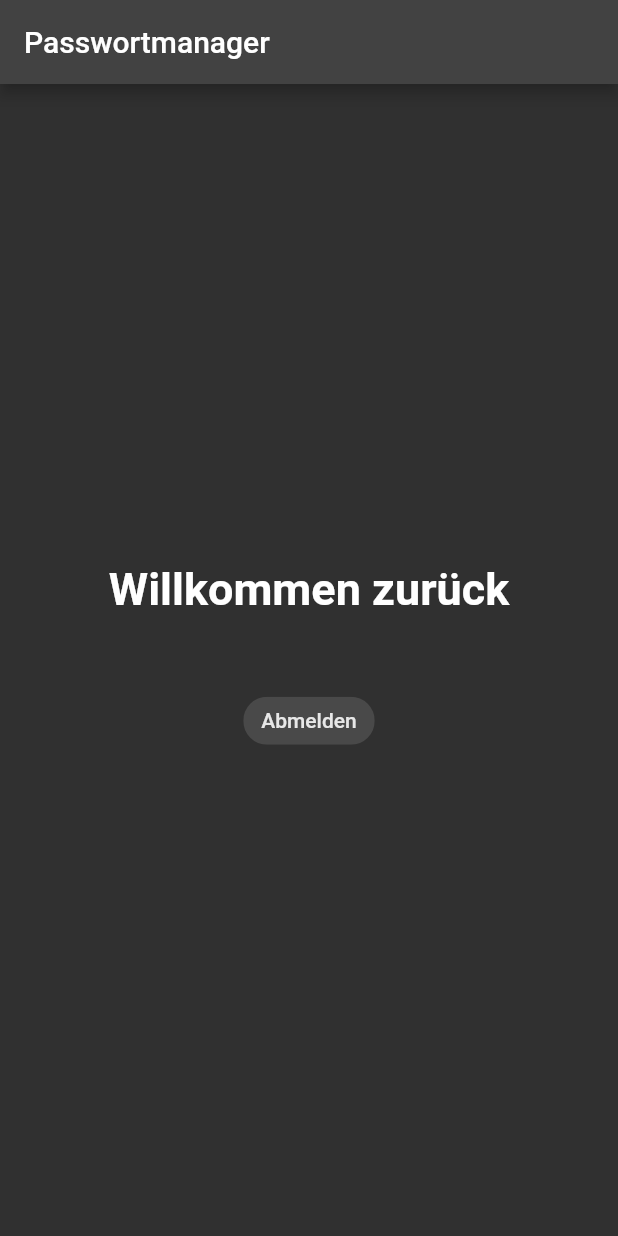
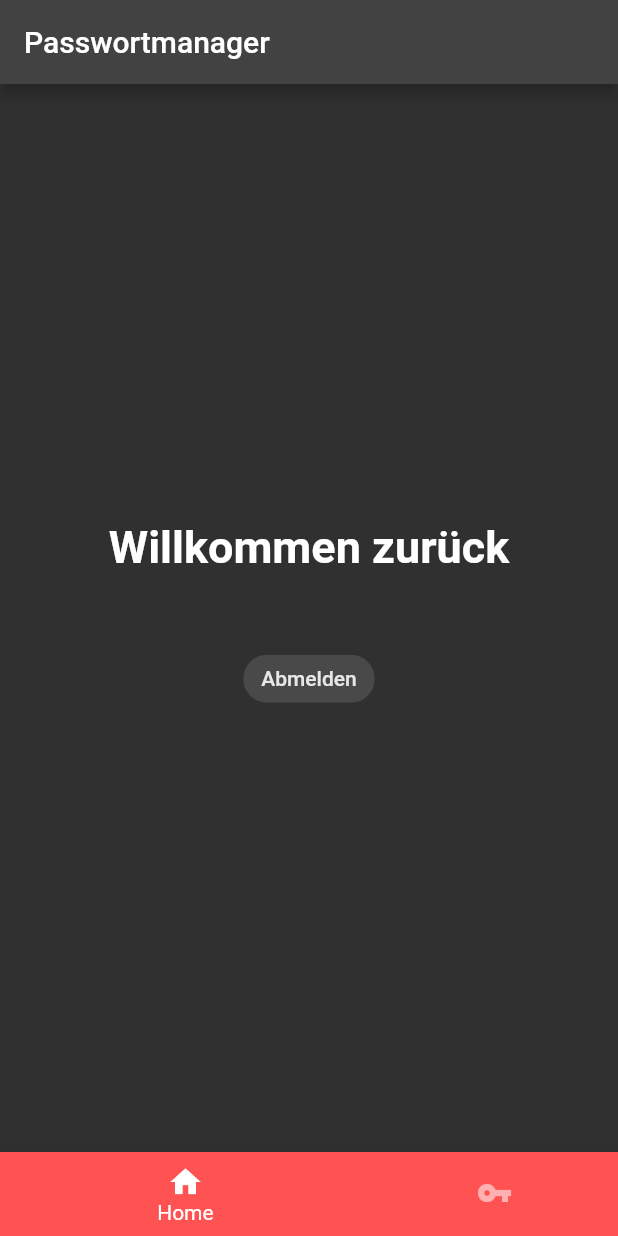
Before and after one commit to luzzisttoll/Passwortmanager, a Flutter app: the pwm screen opened directly, on a phone screen of 412 x 824 dp. Run offline on Flutter 3.47's test engine with Material 2 defaults, Android fonts, the phone set to English and light mode, and no system bars; our stand-ins replace cloud_firestore, firebase_auth, firebase_core, fluttertoast; accounts and stored records are empty.

Commit message:
auth + design
exception bei authentication abgefangen
navigation bar eingefügt

```diff
--- a/lib/PWM.dart
+++ b/lib/PWM.dart
@@ -1,8 +1,8 @@
-import 'package:cloud_firestore/cloud_firestore.dart';
-import 'package:firebase_auth/firebase_auth.dart';
+// ignore_for_file: camel_case_types
+
 import 'package:flutter/material.dart';
-import 'package:pwm/main.dart';
-import 'package:pwm/models/user_model.dart';
+import 'package:pwm/pages/homescreen.dart';
+import 'package:pwm/pages/passw%C3%B6rter.dart';
 
 class pwm extends StatefulWidget {
   const pwm({Key? key}) : super(key: key);
@@ -12,56 +12,39 @@ class pwm extends StatefulWidget {
 }
 
 class _pwmState extends State<pwm> {
-  User? user = FirebaseAuth.instance.currentUser;
-  UserModel loggedInUser = UserModel();
+  int currentIndex = 0;
 
-  @override
-  void initState() {
-    super.initState();
-    FirebaseFirestore.instance.collection("users").doc(user!.uid).get().then(
-      (value) {
-        loggedInUser = UserModel.fromMap(value.data());
-        setState(() {});
-      },
-    );
-  }
+  final screens = [
+    const home(),
+    const passwoerter(),
+  ];
 
   @override
   Widget build(BuildContext context) {
     return Scaffold(
       appBar: AppBar(title: const Text('Passwortmanager')),
-      body: Center(
-        child: Padding(
-          padding: const EdgeInsets.all(20),
-          child: Column(
-            mainAxisAlignment: MainAxisAlignment.center,
-            crossAxisAlignment: CrossAxisAlignment.center,
-            children: <Widget>[
-              const Text(
-                "Willkommen zurück",
-                style: TextStyle(fontSize: 30, fontWeight: FontWeight.bold),
-              ),
-              const SizedBox(height: 15),
-              Text(
-                "${loggedInUser.email}",
-                style: const TextStyle(color: Colors.black),
-              ),
-              const SizedBox(height: 15),
-              ActionChip(
-                  label: const Text("Abmelden"),
-                  onPressed: () {
-                    logout(context);
-                  })
-            ],
-          ),
-        ),
+      body: IndexedStack(
+        //wird die seite gewechselt, bleiben die seiten unverändert
+        index: currentIndex, //welche seite angezeicht wird
+        children: screens,
       ),
+      bottomNavigationBar: BottomNavigationBar(
+          type: BottomNavigationBarType.shifting, //animation
+          selectedItemColor: Colors.white,
+          unselectedItemColor: Colors.white54,
+          currentIndex: currentIndex,
+          onTap: (index) => setState(() => currentIndex =
+              index), //durch klicken auf icon wird screen gewechselt
+          items: const [
+            BottomNavigationBarItem(
+                icon: Icon(Icons.home),
+                label: 'Home',
+                backgroundColor: Colors.redAccent),
+            BottomNavigationBarItem(
+                icon: Icon(Icons.vpn_key),
+                label: 'Passwörter',
+                backgroundColor: Colors.deepOrangeAccent),
+          ]),
     );
   }
 }
-
-Future<void> logout(BuildContext context) async {
-  await FirebaseAuth.instance.signOut();
-  Navigator.of(context)
-      .pushReplacement(MaterialPageRoute(builder: (context) => Login()));
-}
--- /dev/null
+++ b/lib/pages/homescreen.dart
@@ -0,0 +1,69 @@
+// ignore_for_file: camel_case_types
+
+import 'package:cloud_firestore/cloud_firestore.dart';
+import 'package:firebase_auth/firebase_auth.dart';
+import 'package:flutter/material.dart';
+import 'package:pwm/main.dart';
+import 'package:pwm/models/user_model.dart';
+
+class home extends StatefulWidget {
+  const home({Key? key}) : super(key: key);
+
+  @override
+  _homeState createState() => _homeState();
+}
+
+class _homeState extends State<home> {
+  User? user = FirebaseAuth.instance.currentUser;
+  UserModel loggedInUser = UserModel();
+  int currentIndex = 0;
+
+  @override
+  void initState() {
+    super.initState();
+    FirebaseFirestore.instance.collection("users").doc(user!.uid).get().then(
+      (value) {
+        loggedInUser = UserModel.fromMap(value.data());
+        setState(() {});
+      },
+    );
+  }
+
+  @override
+  Widget build(BuildContext context) {
+    return Scaffold(
+      body: Center(
+        child: Padding(
+          padding: const EdgeInsets.all(5),
+          child: Column(
+            mainAxisAlignment: MainAxisAlignment.center,
+            crossAxisAlignment: CrossAxisAlignment.center,
+            children: <Widget>[
+              const Text(
+                "Willkommen zurück",
+                style: TextStyle(fontSize: 30, fontWeight: FontWeight.bold),
+              ),
+              const SizedBox(height: 15),
+              Text(
+                "${loggedInUser.email}",
+                style: const TextStyle(color: Colors.white),
+              ),
+              const SizedBox(height: 15),
+              ActionChip(
+                  label: const Text("Abmelden"),
+                  onPressed: () {
+                    logout(context);
+                  }),
+            ],
+          ),
+        ),
+      ),
+    );
+  }
+
+  static Future<void> logout(BuildContext context) async {
+    await FirebaseAuth.instance.signOut();
+    Navigator.of(context)
+        .pushReplacement(MaterialPageRoute(builder: (context) => Login()));
+  }
+}
```
Also changed, not shown: lib/main.dart (+12 -14 lines), lib/pages/passwörter.dart (added, +20 -0 lines), lib/register.dart (+9 -8 lines).
